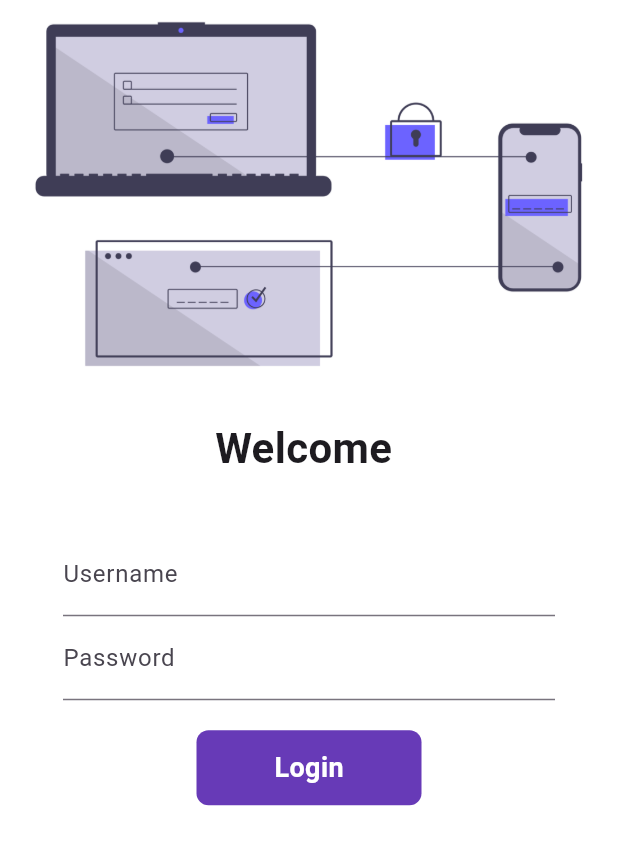
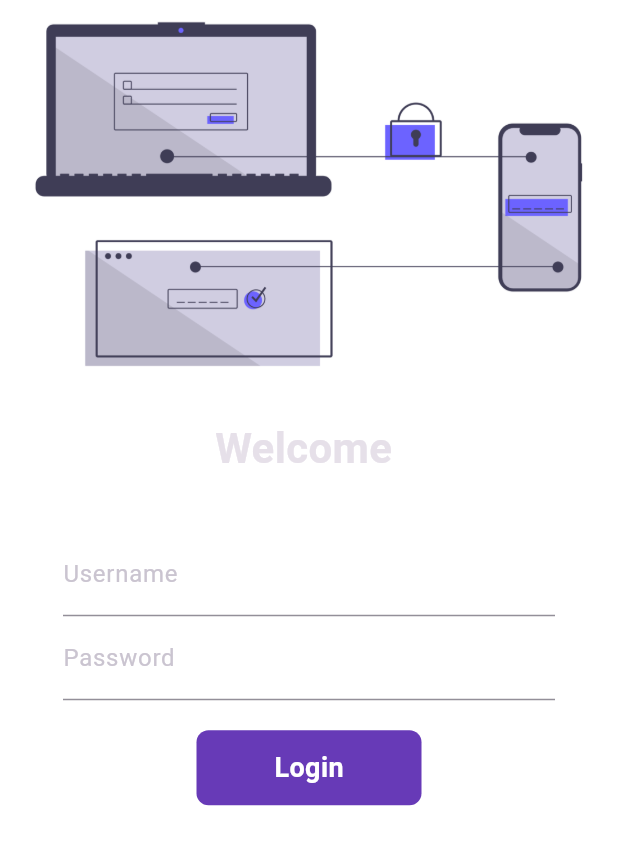
Before and after one commit to Arjav-07/Begetter, a Flutter app: the screen it shows after launch, on a phone screen of 412 x 824 dp. Shown: the top 845 px of the screen. Run offline on Flutter 3.47's test engine with Material 3 defaults, Android fonts, the phone set to English and light mode, and no system bars; our stand-ins replace google_fonts.

```diff
--- a/lib/main.dart
+++ b/lib/main.dart
@@ -1,7 +1,7 @@
 import 'package:begetter/pages/login_page.dart';
 import 'package:begetter/pages/home_page.dart';
+import 'package:begetter/widget/themes.dart';
 import 'package:flutter/material.dart';
-import 'package:google_fonts/google_fonts.dart';
 import 'package:begetter/utils/routes.dart';
 
 void main() {
@@ -14,16 +14,11 @@ class MyApp extends StatelessWidget {
   @override
   Widget build(BuildContext context) {
     return MaterialApp(
+      themeMode: ThemeMode.dark, // Dark theme as default
+      theme: MyTheme.lightTheme(context),
+      darkTheme: MyTheme.darkTheme(context),
       initialRoute: '/', // Now LoginPage is the default
-      themeMode: ThemeMode.dark, // Dark theme as default
-      theme: ThemeData(
-        primarySwatch: Colors.deepPurple,
-        fontFamily: GoogleFonts.lato().fontFamily, // Use Lato font family
-        textTheme: GoogleFonts.latoTextTheme(), // Apply Lato font to textTheme
-      ),
       debugShowCheckedModeBanner: false, // Remove debug banner
-
-      darkTheme: ThemeData(brightness: Brightness.light),
       routes: {
         '/': (context) => const LoginPage(),
         MyRoutes.HomeRoute: (context) => const HomePage(),
```
Also changed, not shown: lib/models/catalog.dart (added, +25 -0 lines).
